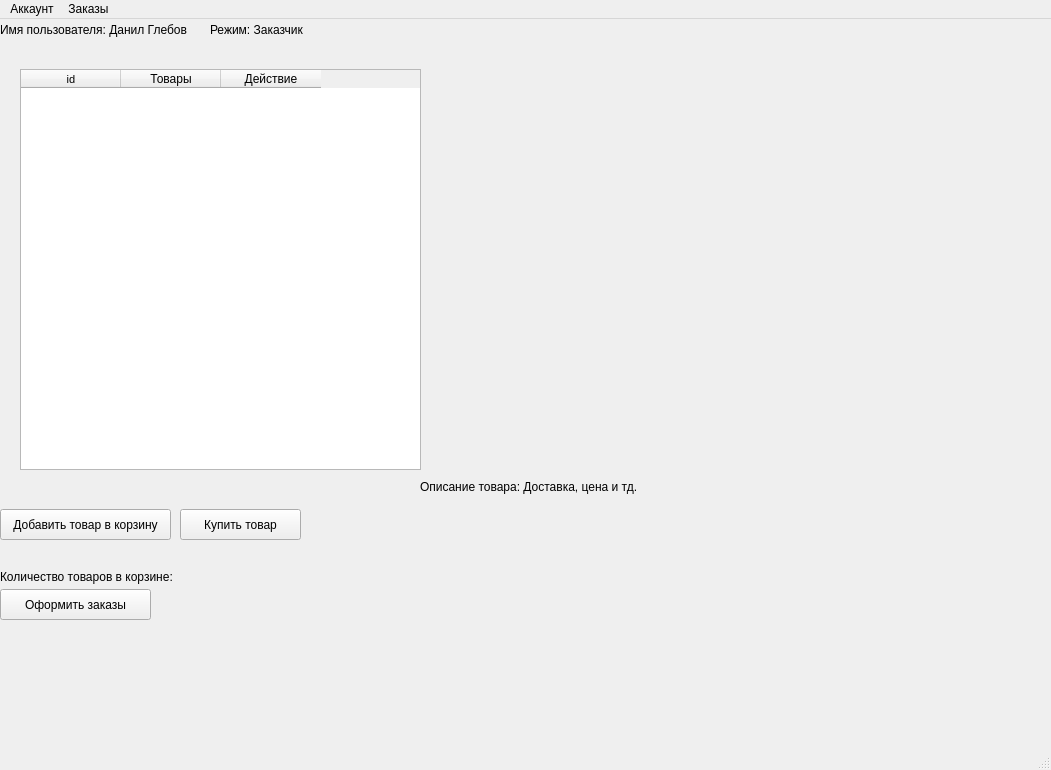
diduk228/Orders, file mainwindow.ui: the form before one commit.
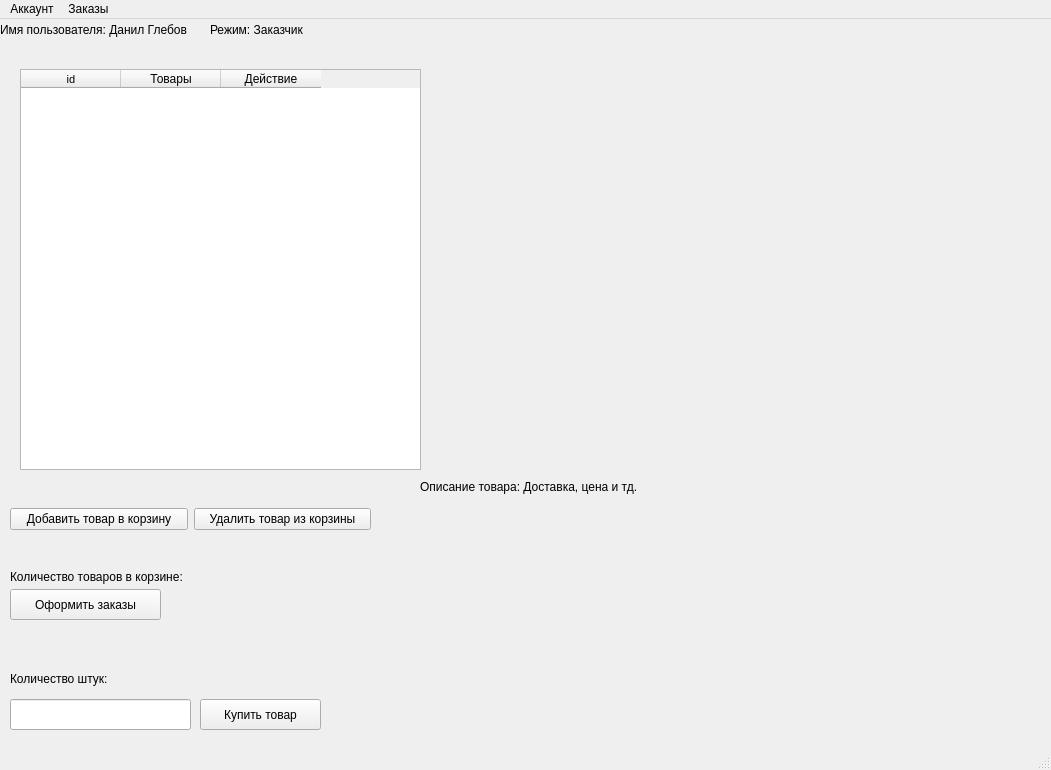
The form after the commit. Icons and pictures are not drawn.

Commit message: Доработал метод покупки товара, теперь можно выбрать кол-во товара

Patch:
```diff
--- a/mainwindow.ui
+++ b/mainwindow.ui
@@ -17,7 +17,7 @@
    <widget class="QPushButton" name="go_to_basket">
     <property name="geometry">
      <rect>
-      <x>0</x>
+      <x>10</x>
       <y>570</y>
       <width>151</width>
       <height>31</height>
@@ -68,8 +68,8 @@
    <widget class="QPushButton" name="buy_product">
     <property name="geometry">
      <rect>
-      <x>180</x>
-      <y>490</y>
+      <x>200</x>
+      <y>680</y>
       <width>121</width>
       <height>31</height>
      </rect>
@@ -78,19 +78,6 @@
      <string>Купить товар</string>
     </property>
    </widget>
-   <widget class="QPushButton" name="add_to_basket">
-    <property name="geometry">
-     <rect>
-      <x>0</x>
-      <y>490</y>
-      <width>171</width>
-      <height>31</height>
-     </rect>
-    </property>
-    <property name="text">
-     <string>Добавить товар в корзину</string>
-    </property>
-   </widget>
    <widget class="QTableWidget" name="tableWidget">
     <property name="geometry">
      <rect>
@@ -124,7 +111,7 @@
    <widget class="QLabel" name="label_5">
     <property name="geometry">
      <rect>
-      <x>0</x>
+      <x>10</x>
       <y>550</y>
       <width>201</width>
       <height>16</height>
@@ -160,6 +147,61 @@
      <string>Имя пользователя: Данил Глебов</string>
     </property>
    </widget>
+   <widget class="QLabel" name="label">
+    <property name="geometry">
+     <rect>
+      <x>10</x>
+      <y>650</y>
+      <width>171</width>
+      <height>21</height>
+     </rect>
+    </property>
+    <property name="text">
+     <string>&lt;html&gt;&lt;head/&gt;&lt;body&gt;&lt;p&gt;Количество штук:&lt;/p&gt;&lt;/body&gt;&lt;/html&gt;</string>
+    </property>
+    <property name="textFormat">
+     <enum>Qt::AutoText</enum>
+    </property>
+    <property name="scaledContents">
+     <bool>false</bool>
+    </property>
+   </widget>
+   <widget class="QLineEdit" name="count_buy">
+    <property name="geometry">
+     <rect>
+      <x>10</x>
+      <y>680</y>
+      <width>181</width>
+      <height>31</height>
+     </rect>
+    </property>
+   </widget>
+   <widget class="QWidget" name="">
+    <property name="geometry">
+     <rect>
+      <x>10</x>
+      <y>480</y>
+      <width>361</width>
+      <height>41</height>
+     </rect>
+    </property>
+    <layout class="QHBoxLayout" name="horizontalLayout">
+     <item>
+      <widget class="QPushButton" name="add_to_basket">
+       <property name="text">
+        <string>Добавить товар в корзину</string>
+       </property>
+      </widget>
+     </item>
+     <item>
+      <widget class="QPushButton" name="pushButton">
+       <property name="text">
+        <string>Удалить товар из корзины</string>
+       </property>
+      </widget>
+     </item>
+    </layout>
+   </widget>
   </widget>
   <widget class="QMenuBar" name="menubar">
    <property name="geometry">
```
The commit also changes 1 other file.
